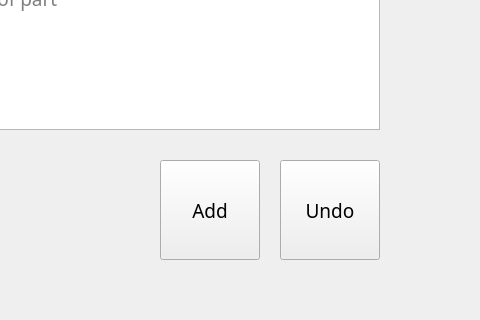
The window that UI/AddPartLoop.ui (Tenesh/PartLoop) describes before a commit, drawn with Qt 5; both pictures show x 420 to 900 and y 680 to 1000 of the 900 by 1000 pixel window.
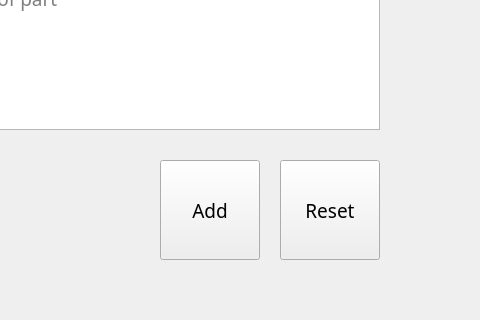
The same window after the commit.

Commit message: Change undo button name to reset

What changed in the file:
```diff
--- a/UI/AddPartLoop.ui
+++ b/UI/AddPartLoop.ui
@@ -384,7 +384,7 @@
     </font>
    </property>
    <property name="text">
-    <string>Undo</string>
+    <string>Reset</string>
    </property>
    <property name="autoDefault">
     <bool>false</bool>
```
Left out of the diff: 2 changed lines with no effect on the pictures.
